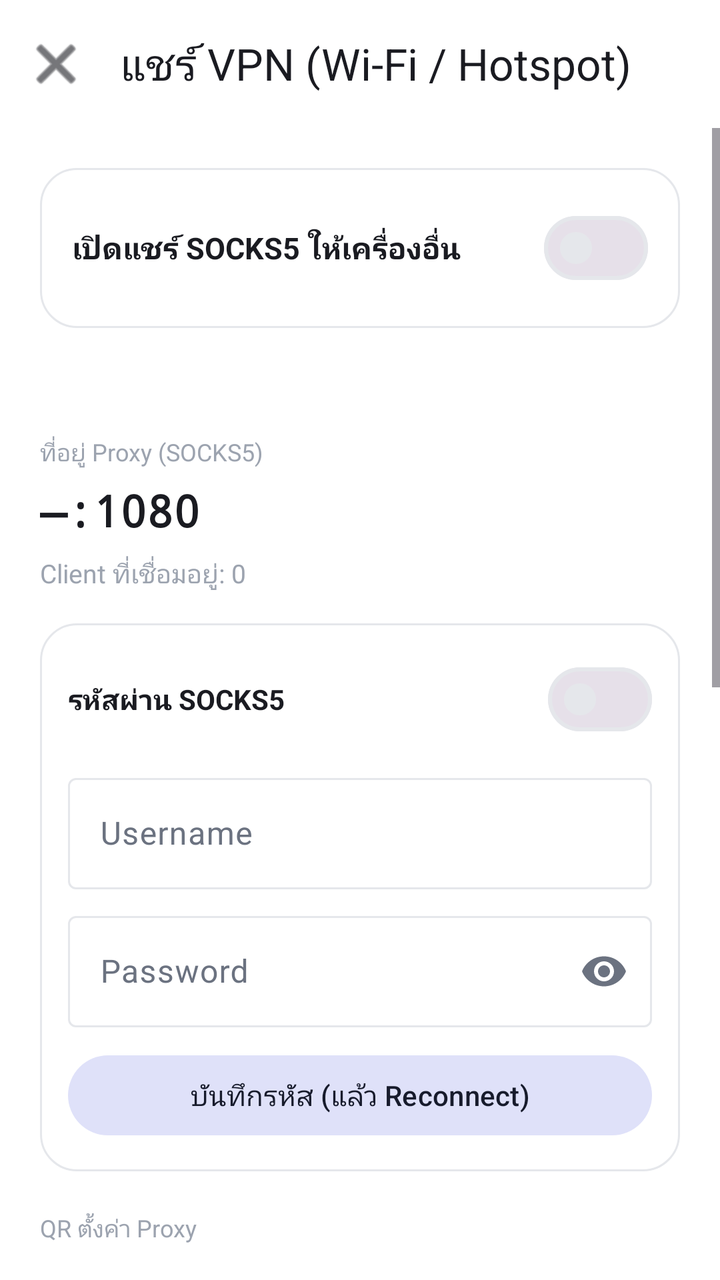
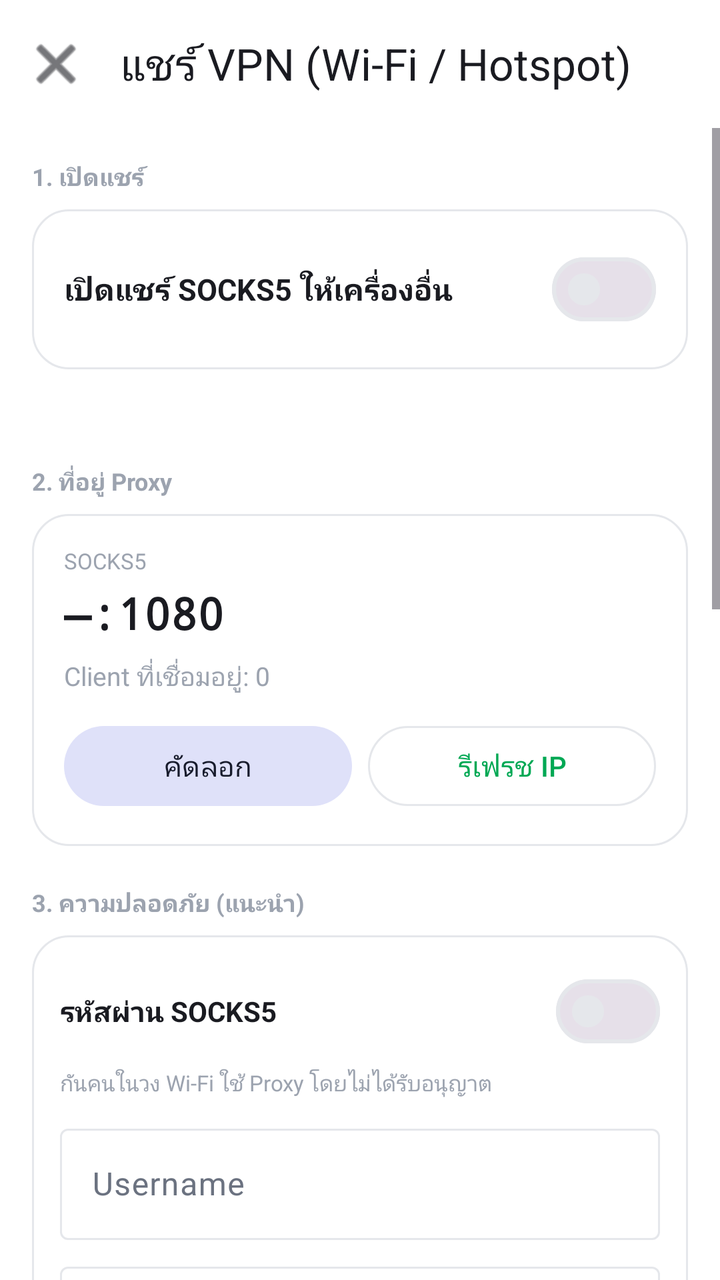

Before-and-after screenshots of an Android layout around one commit, followed by the original layout XML and the change that was made.
<!-- AndroidManifest.xml: application theme Theme.MyApp -->
<!-- res/layout/activity_share_wifi.xml -->
<?xml version="1.0" encoding="utf-8"?>
<LinearLayout xmlns:android="http://schemas.android.com/apk/res/android"
    xmlns:app="http://schemas.android.com/apk/res-auto"
    android:layout_width="match_parent"
    android:layout_height="match_parent"
    android:background="@color/window_background"
    android:orientation="vertical">

    <com.google.android.material.appbar.MaterialToolbar
        android:id="@+id/toolbar"
        android:layout_width="match_parent"
        android:layout_height="?attr/actionBarSize"
        android:background="@color/window_background"
        app:navigationIcon="@android:drawable/ic_menu_close_clear_cancel"
        app:navigationIconTint="@color/text_primary"
        app:title="แชร์ VPN (Wi‑Fi / Hotspot)"
        app:titleTextColor="@color/text_primary" />

    <ScrollView
        android:layout_width="match_parent"
        android:layout_height="match_parent"
        android:fillViewport="true">

        <LinearLayout
            android:layout_width="match_parent"
            android:layout_height="wrap_content"
            android:orientation="vertical"
            android:padding="20dp">

            <LinearLayout
                android:layout_width="match_parent"
                android:layout_height="wrap_content"
                android:background="@drawable/bg_dark_card"
                android:gravity="center_vertical"
                android:orientation="horizontal"
                android:padding="16dp">

                <TextView
                    android:layout_width="0dp"
                    android:layout_height="wrap_content"
                    android:layout_weight="1"
                    android:text="เปิดแชร์ SOCKS5 ให้เครื่องอื่น"
                    android:textColor="@color/text_primary"
                    android:textSize="15sp"
                    android:textStyle="bold" />

                <com.google.android.material.materialswitch.MaterialSwitch
                    android:id="@+id/switchShare"
                    android:layout_width="wrap_content"
                    android:layout_height="wrap_content" />
            </LinearLayout>

            <TextView
                android:id="@+id/txtStatus"
                android:layout_width="match_parent"
                android:layout_height="wrap_content"
                android:layout_marginTop="16dp"
                android:textColor="@color/accent_green"
                android:textSize="13sp" />

            <TextView
                android:layout_width="match_parent"
                android:layout_height="wrap_content"
                android:layout_marginTop="20dp"
                android:text="ที่อยู่ Proxy (SOCKS5)"
                android:textColor="@color/text_muted"
                android:textSize="12sp" />

            <TextView
                android:id="@+id/txtAddress"
                android:layout_width="match_parent"
                android:layout_height="wrap_content"
                android:layout_marginTop="6dp"
                android:fontFamily="monospace"
                android:text="—:1080"
                android:textColor="@color/text_primary"
                android:textSize="22sp"
                android:textStyle="bold" />


            <TextView
                android:id="@+id/txtClients"
                android:layout_width="match_parent"
                android:layout_height="wrap_content"
                android:layout_marginTop="8dp"
                android:text="Client ที่เชื่อมอยู่: 0"
                android:textColor="@color/text_muted"
                android:textSize="13sp" />

            
            <LinearLayout
                android:layout_width="match_parent"
                android:layout_height="wrap_content"
                android:layout_marginTop="16dp"
                android:background="@drawable/bg_dark_card"
                android:orientation="vertical"
                android:padding="14dp">

                <LinearLayout
                    android:layout_width="match_parent"
                    android:layout_height="wrap_content"
                    android:gravity="center_vertical"
                    android:orientation="horizontal">

                    <TextView
                        android:layout_width="0dp"
                        android:layout_height="wrap_content"
                        android:layout_weight="1"
                        android:text="รหัสผ่าน SOCKS5"
                        android:textColor="@color/text_primary"
                        android:textSize="14sp"
                        android:textStyle="bold" />

                    <com.google.android.material.materialswitch.MaterialSwitch
                        android:id="@+id/switchAuth"
                        android:layout_width="wrap_content"
                        android:layout_height="wrap_content" />
                </LinearLayout>

                <com.google.android.material.textfield.TextInputLayout
                    android:id="@+id/tilUser"
                    android:layout_width="match_parent"
                    android:layout_height="wrap_content"
                    android:layout_marginTop="10dp"
                    android:hint="Username">

                    <com.google.android.material.textfield.TextInputEditText
                        android:id="@+id/edtUser"
                        android:layout_width="match_parent"
                        android:layout_height="wrap_content"
                        android:inputType="text"
                        android:maxLines="1" />
                </com.google.android.material.textfield.TextInputLayout>

                <com.google.android.material.textfield.TextInputLayout
                    android:id="@+id/tilPass"
                    android:layout_width="match_parent"
                    android:layout_height="wrap_content"
                    android:layout_marginTop="8dp"
                    android:hint="Password"
                    app:endIconMode="password_toggle">

                    <com.google.android.material.textfield.TextInputEditText
                        android:id="@+id/edtPass"
                        android:layout_width="match_parent"
                        android:layout_height="wrap_content"
                        android:inputType="textPassword"
                        android:maxLines="1" />
                </com.google.android.material.textfield.TextInputLayout>

                <com.google.android.material.button.MaterialButton
                    android:id="@+id/btnSaveAuth"
                    style="@style/Widget.Material3.Button.TonalButton"
                    android:layout_width="match_parent"
                    android:layout_height="wrap_content"
                    android:layout_marginTop="10dp"
                    android:text="บันทึกรหัส (แล้ว Reconnect)" />
            </LinearLayout>

            
            <TextView
                android:layout_width="match_parent"
                android:layout_height="wrap_content"
                android:layout_marginTop="20dp"
                android:text="QR ตั้งค่า Proxy"
                android:textColor="@color/text_muted"
                android:textSize="12sp" />

            <ImageView
                android:id="@+id/imgQr"
                android:layout_width="200dp"
                android:layout_height="200dp"
                android:layout_gravity="center_horizontal"
                android:layout_marginTop="10dp"
                android:background="#FFFFFF"
                android:contentDescription="QR"
                android:padding="10dp"
                android:scaleType="fitCenter" />

            <TextView
                android:id="@+id/txtQrHint"
                android:layout_width="match_parent"
                android:layout_height="wrap_content"
                android:layout_marginTop="6dp"
                android:gravity="center"
                android:textColor="@color/text_muted"
                android:textSize="11sp" />


            
            <TextView
                android:layout_width="match_parent"
                android:layout_height="wrap_content"
                android:layout_marginTop="18dp"
                android:text="ตั้งค่ามือ (ไม่ต้องสแกน QR)"
                android:textColor="@color/text_muted"
                android:textSize="12sp" />

            <LinearLayout
                android:layout_width="match_parent"
                android:layout_height="wrap_content"
                android:layout_marginTop="8dp"
                android:background="@drawable/bg_dark_card"
                android:orientation="vertical"
                android:padding="14dp">

                <TextView
                    android:id="@+id/txtManualHost"
                    android:layout_width="match_parent"
                    android:layout_height="wrap_content"
                    android:fontFamily="monospace"
                    android:text="โฮสต์: —"
                    android:textColor="@color/text_primary"
                    android:textSize="14sp" />

                <TextView
                    android:id="@+id/txtManualPort"
                    android:layout_width="match_parent"
                    android:layout_height="wrap_content"
                    android:layout_marginTop="4dp"
                    android:fontFamily="monospace"
                    android:text="พอร์ต: 1080"
                    android:textColor="@color/text_primary"
                    android:textSize="14sp" />

                <TextView
                    android:id="@+id/txtManualUser"
                    android:layout_width="match_parent"
                    android:layout_height="wrap_content"
                    android:layout_marginTop="4dp"
                    android:fontFamily="monospace"
                    android:text="Username: —"
                    android:textColor="@color/text_primary"
                    android:textSize="14sp" />

                <TextView
                    android:id="@+id/txtManualPass"
                    android:layout_width="match_parent"
                    android:layout_height="wrap_content"
                    android:layout_marginTop="4dp"
                    android:fontFamily="monospace"
                    android:text="Password: —"
                    android:textColor="@color/text_primary"
                    android:textSize="14sp" />

                <LinearLayout
                    android:layout_width="match_parent"
                    android:layout_height="wrap_content"
                    android:layout_marginTop="12dp"
                    android:orientation="horizontal">

                    <com.google.android.material.button.MaterialButton
                        android:id="@+id/btnCopyHost"
                        style="@style/Widget.Material3.Button.OutlinedButton"
                        android:layout_width="0dp"
                        android:layout_height="wrap_content"
                        android:layout_marginEnd="6dp"
                        android:layout_weight="1"
                        android:text="คัดลอกโฮสต์"
                        android:textSize="11sp" />

                    <com.google.android.material.button.MaterialButton
                        android:id="@+id/btnCopyPass"
                        style="@style/Widget.Material3.Button.OutlinedButton"
                        android:layout_width="0dp"
                        android:layout_height="wrap_content"
                        android:layout_weight="1"
                        android:text="คัดลอกรหัส"
                        android:textSize="11sp" />
                </LinearLayout>

                <com.google.android.material.button.MaterialButton
                    android:id="@+id/btnShareText"
                    style="@style/Widget.Material3.Button.TonalButton"
                    android:layout_width="match_parent"
                    android:layout_height="wrap_content"
                    android:layout_marginTop="8dp"
                    android:text="แชร์ข้อความตั้งค่าไปเครื่องอื่น" />
            </LinearLayout>

            <LinearLayout
                android:layout_width="match_parent"
                android:layout_height="wrap_content"
                android:layout_marginTop="12dp"
                android:orientation="horizontal">

                <com.google.android.material.button.MaterialButton
                    android:id="@+id/btnCopy"
                    style="@style/Widget.Material3.Button.TonalButton"
                    android:layout_width="0dp"
                    android:layout_height="wrap_content"
                    android:layout_marginEnd="8dp"
                    android:layout_weight="1"
                    android:text="คัดลอก" />

                <com.google.android.material.button.MaterialButton
                    android:id="@+id/btnRefresh"
                    style="@style/Widget.Material3.Button.OutlinedButton"
                    android:layout_width="0dp"
                    android:layout_height="wrap_content"
                    android:layout_weight="1"
                    android:text="รีเฟรช IP" />
            </LinearLayout>

            <TextView
                android:id="@+id/txtGuide"
                android:layout_width="match_parent"
                android:layout_height="wrap_content"
                android:layout_marginTop="24dp"
                android:lineSpacingExtra="3dp"
                android:textColor="@color/text_secondary"
                android:textSize="13sp" />
        </LinearLayout>
    </ScrollView>
</LinearLayout>
<!-- resources referenced by this layout -->
<resources>
  <color name="accent_green">#00A854</color>
  <color name="text_muted">#9CA3AF</color>
  <color name="text_primary">#1A1B21</color>
  <color name="text_secondary">#6B7280</color>
  <color name="window_background">#FFFFFF</color>
  <!-- drawable bg_dark_card (drawable) -->
  <?xml version="1.0" encoding="utf-8"?>
  <shape xmlns:android="http://schemas.android.com/apk/res/android"
      android:shape="rectangle">
      <solid android:color="@color/card_background" />
      <corners android:radius="18dp" />
      <stroke
          android:width="1dp"
          android:color="@color/divider" />
  </shape>
  <style name="Theme.MyApp" parent="Theme.Material3.DayNight.NoActionBar">
          <item name="colorPrimary">@color/accent_green</item>
          <item name="colorOnPrimary">#FFFFFF</item>
          <item name="colorPrimaryContainer">@color/md_theme_primary_container</item>
          <item name="colorOnPrimaryContainer">@color/md_theme_on_primary_container</item>
          <item name="colorSecondary">@color/md_theme_secondary</item>
          <item name="colorOnSecondary">@color/md_theme_on_secondary</item>
          <item name="colorSecondaryContainer">@color/md_theme_secondary_container</item>
          <item name="colorOnSecondaryContainer">@color/md_theme_on_secondary_container</item>
          <item name="colorTertiary">@color/md_theme_tertiary</item>
          <item name="colorOnTertiary">@color/md_theme_on_tertiary</item>
          <item name="colorError">@color/md_theme_error</item>
          <item name="colorOnError">@color/md_theme_on_error</item>
          <item name="android:colorBackground">@color/window_background</item>
          <item name="colorOnBackground">@color/text_primary</item>
          <item name="colorSurface">@color/card_background</item>
          <item name="colorOnSurface">@color/text_primary</item>
          <item name="colorSurfaceVariant">@color/md_theme_surface_variant</item>
          <item name="colorOnSurfaceVariant">@color/text_secondary</item>
          <item name="colorOutline">@color/divider</item>
          <item name="android:statusBarColor">@color/status_bar</item>
          <item name="android:navigationBarColor">@color/bottom_nav_background</item>
          <item name="android:windowBackground">@color/window_background</item>
          <item name="android:windowLightStatusBar">true</item>
      </style>
  <color name="card_background">#FFFFFF</color>
  <color name="divider">#E5E7EB</color>
  <color name="md_theme_primary_container">#E0E0FF</color>
  <color name="md_theme_on_primary_container">#12134A</color>
  <color name="md_theme_secondary">#5A5D72</color>
  <color name="md_theme_on_secondary">#FFFFFF</color>
  <color name="md_theme_secondary_container">#DFE1F9</color>
  <color name="md_theme_on_secondary_container">#171B2C</color>
  <color name="md_theme_tertiary">#006B5F</color>
  <color name="md_theme_on_tertiary">#FFFFFF</color>
  <color name="md_theme_error">#BA1A1A</color>
  <color name="md_theme_on_error">#FFFFFF</color>
  <color name="md_theme_surface_variant">#E3E1EC</color>
  <color name="status_bar">#FFFFFF</color>
  <color name="bottom_nav_background">#FFFFFF</color>
</resources>

<!-- the commit's change to res/layout/activity_share_wifi.xml (unified diff, before → after) -->
@@ -19,17 +19,29 @@
     <ScrollView
         android:layout_width="match_parent"
         android:layout_height="match_parent"
-        android:fillViewport="true">
+        android:fillViewport="true"
+        android:clipToPadding="false">
 
         <LinearLayout
             android:layout_width="match_parent"
             android:layout_height="wrap_content"
             android:orientation="vertical"
-            android:padding="20dp">
-
-            <LinearLayout
-                android:layout_width="match_parent"
-                android:layout_height="wrap_content"
+            android:padding="16dp"
+            android:paddingBottom="32dp">
+
+            
+            <TextView
+                android:layout_width="match_parent"
+                android:layout_height="wrap_content"
+                android:text="1. เปิดแชร์"
+                android:textColor="@color/text_muted"
+                android:textSize="12sp"
+                android:textStyle="bold" />
+
+            <LinearLayout
+                android:layout_width="match_parent"
+                android:layout_height="wrap_content"
+                android:layout_marginTop="8dp"
                 android:background="@drawable/bg_dark_card"
                 android:gravity="center_vertical"
                 android:orientation="horizontal"
@@ -54,44 +66,95 @@
                 android:id="@+id/txtStatus"
                 android:layout_width="match_parent"
                 android:layout_height="wrap_content"
-                android:layout_marginTop="16dp"
+                android:layout_marginTop="10dp"
+                android:lineSpacingExtra="2dp"
                 android:textColor="@color/accent_green"
                 android:textSize="13sp" />
 
+            
             <TextView
                 android:layout_width="match_parent"
                 android:layout_height="wrap_content"
                 android:layout_marginTop="20dp"
-                android:text="ที่อยู่ Proxy (SOCKS5)"
-                android:textColor="@color/text_muted"
-                android:textSize="12sp" />
-
-            <TextView
-                android:id="@+id/txtAddress"
-                android:layout_width="match_parent"
-                android:layout_height="wrap_content"
-                android:layout_marginTop="6dp"
-                android:fontFamily="monospace"
-                android:text="—:1080"
-                android:textColor="@color/text_primary"
-                android:textSize="22sp"
-                android:textStyle="bold" />
-
-
-            <TextView
-                android:id="@+id/txtClients"
-                android:layout_width="match_parent"
-                android:layout_height="wrap_content"
-                android:layout_marginTop="8dp"
-                android:text="Client ที่เชื่อมอยู่: 0"
-                android:textColor="@color/text_muted"
-                android:textSize="13sp" />
-
-            
-            <LinearLayout
-                android:layout_width="match_parent"
-                android:layout_height="wrap_content"
-                android:layout_marginTop="16dp"
+                android:text="2. ที่อยู่ Proxy"
+                android:textColor="@color/text_muted"
+                android:textSize="12sp"
+                android:textStyle="bold" />
+
+            <LinearLayout
+                android:layout_width="match_parent"
+                android:layout_height="wrap_content"
+                android:layout_marginTop="8dp"
+                android:background="@drawable/bg_dark_card"
+                android:orientation="vertical"
+                android:padding="16dp">
+
+                <TextView
+                    android:layout_width="match_parent"
+                    android:layout_height="wrap_content"
+                    android:text="SOCKS5"
+                    android:textColor="@color/text_muted"
+                    android:textSize="11sp" />
+
+                <TextView
+                    android:id="@+id/txtAddress"
+                    android:layout_width="match_parent"
+                    android:layout_height="wrap_content"
+                    android:layout_marginTop="4dp"
+                    android:fontFamily="monospace"
+                    android:text="—:1080"
+                    android:textColor="@color/text_primary"
+                    android:textSize="22sp"
+                    android:textStyle="bold" />
+
+                <TextView
+                    android:id="@+id/txtClients"
+                    android:layout_width="match_parent"
+                    android:layout_height="wrap_content"
+                    android:layout_marginTop="8dp"
+                    android:text="Client ที่เชื่อมอยู่: 0"
+                    android:textColor="@color/text_muted"
+                    android:textSize="13sp" />
+
+                <LinearLayout
+                    android:layout_width="match_parent"
+                    android:layout_height="wrap_content"
+                    android:layout_marginTop="12dp"
+                    android:orientation="horizontal">
+
+                    <com.google.android.material.button.MaterialButton
+                        android:id="@+id/btnCopy"
+                        style="@style/Widget.Material3.Button.TonalButton"
+                        android:layout_width="0dp"
+                        android:layout_height="wrap_content"
+                        android:layout_marginEnd="8dp"
+                        android:layout_weight="1"
+                        android:text="คัดลอก" />
+
+                    <com.google.android.material.button.MaterialButton
+                        android:id="@+id/btnRefresh"
+                        style="@style/Widget.Material3.Button.OutlinedButton"
+                        android:layout_width="0dp"
+                        android:layout_height="wrap_content"
+                        android:layout_weight="1"
+                        android:text="รีเฟรช IP" />
+                </LinearLayout>
+            </LinearLayout>
+
+            
+            <TextView
+                android:layout_width="match_parent"
+                android:layout_height="wrap_content"
+                android:layout_marginTop="20dp"
+                android:text="3. ความปลอดภัย (แนะนำ)"
+                android:textColor="@color/text_muted"
+                android:textSize="12sp"
+                android:textStyle="bold" />
+
+            <LinearLayout
+                android:layout_width="match_parent"
+                android:layout_height="wrap_content"
+                android:layout_marginTop="8dp"
                 android:background="@drawable/bg_dark_card"
                 android:orientation="vertical"
                 android:padding="14dp">
@@ -117,6 +180,14 @@
                         android:layout_height="wrap_content" />
                 </LinearLayout>
 
+                <TextView
+                    android:layout_width="match_parent"
+                    android:layout_height="wrap_content"
+                    android:layout_marginTop="4dp"
+                    android:text="กันคนในวง Wi‑Fi ใช้ Proxy โดยไม่ได้รับอนุญาต"
+                    android:textColor="@color/text_muted"
+                    android:textSize="11sp" />
+
                 <com.google.android.material.textfield.TextInputLayout
                     android:id="@+id/tilUser"
                     android:layout_width="match_parent"
@@ -162,52 +233,71 @@
                 android:layout_width="match_parent"
                 android:layout_height="wrap_content"
                 android:layout_marginTop="20dp"
-                android:text="QR ตั้งค่า Proxy"
-                android:textColor="@color/text_muted"
-                android:textSize="12sp" />
-
-            <ImageView
-                android:id="@+id/imgQr"
-                android:layout_width="200dp"
-                android:layout_height="200dp"
-                android:layout_gravity="center_horizontal"
+                android:text="4. ส่งค่าไปเครื่องลูก"
+                android:textColor="@color/text_muted"
+                android:textSize="12sp"
+                android:textStyle="bold" />
+
+            
+            <LinearLayout
+                android:layout_width="match_parent"
+                android:layout_height="wrap_content"
+                android:layout_marginTop="8dp"
+                android:background="@drawable/bg_dark_card"
+                android:gravity="center_horizontal"
+                android:orientation="vertical"
+                android:padding="16dp">
+
+                <TextView
+                    android:layout_width="match_parent"
+                    android:layout_height="wrap_content"
+                    android:text="สแกนด้วยแอป Tunnel Mate Client"
+                    android:textColor="@color/text_primary"
+                    android:textSize="14sp"
+                    android:textStyle="bold" />
+
+                <ImageView
+                    android:id="@+id/imgQr"
+                    android:layout_width="200dp"
+                    android:layout_height="200dp"
+                    android:layout_marginTop="12dp"
+                    android:background="#FFFFFF"
+                    android:contentDescription="QR"
+                    android:padding="10dp"
+                    android:scaleType="fitCenter" />
+
+                <TextView
+                    android:id="@+id/txtQrHint"
+                    android:layout_width="match_parent"
+                    android:layout_height="wrap_content"
+                    android:layout_marginTop="8dp"
+                    android:gravity="center"
+                    android:textColor="@color/text_muted"
+                    android:textSize="11sp" />
+            </LinearLayout>
+
+            
+            <LinearLayout
+                android:layout_width="match_parent"
+                android:layout_height="wrap_content"
                 android:layout_marginTop="10dp"
-                android:background="#FFFFFF"
-                android:contentDescription="QR"
-                android:padding="10dp"
-                android:scaleType="fitCenter" />
-
-            <TextView
-                android:id="@+id/txtQrHint"
-                android:layout_width="match_parent"
-                android:layout_height="wrap_content"
-                android:layout_marginTop="6dp"
-                android:gravity="center"
-                android:textColor="@color/text_muted"
-                android:textSize="11sp" />
-
-
-            
-            <TextView
-                android:layout_width="match_parent"
-                android:layout_height="wrap_content"
-                android:layout_marginTop="18dp"
-                android:text="ตั้งค่ามือ (ไม่ต้องสแกน QR)"
-                android:textColor="@color/text_muted"
-                android:textSize="12sp" />
-
-            <LinearLayout
-                android:layout_width="match_parent"
-                android:layout_height="wrap_content"
-                android:layout_marginTop="8dp"
                 android:background="@drawable/bg_dark_card"
                 android:orientation="vertical"
                 android:padding="14dp">
 
                 <TextView
+                    android:layout_width="match_parent"
+                    android:layout_height="wrap_content"
+                    android:text="ตั้งค่ามือ (ไม่ต้องสแกน QR)"
+                    android:textColor="@color/text_primary"
+                    android:textSize="14sp"
+                    android:textStyle="bold" />
+
+                <TextView
                     android:id="@+id/txtManualHost"
                     android:layout_width="match_parent"
                     android:layout_height="wrap_content"
+                    android:layout_marginTop="10dp"
                     android:fontFamily="monospace"
                     android:text="โฮสต์: —"
                     android:textColor="@color/text_primary"
@@ -254,7 +344,7 @@
                         style="@style/Widget.Material3.Button.OutlinedButton"
                         android:layout_width="0dp"
                         android:layout_height="wrap_content"
-                        android:layout_marginEnd="6dp"
+                        android:layout_marginEnd="8dp"
                         android:layout_weight="1"
                         android:text="คัดลอกโฮสต์"
                         android:textSize="11sp" />
@@ -278,35 +368,21 @@
                     android:text="แชร์ข้อความตั้งค่าไปเครื่องอื่น" />
             </LinearLayout>
 
-            <LinearLayout
-                android:layout_width="match_parent"
-                android:layout_height="wrap_content"
-                android:layout_marginTop="12dp"
-                android:orientation="horizontal">
-
-                <com.google.android.material.button.MaterialButton
-                    android:id="@+id/btnCopy"
-                    style="@style/Widget.Material3.Button.TonalButton"
-                    android:layout_width="0dp"
-                    android:layout_height="wrap_content"
-                    android:layout_marginEnd="8dp"
-                    android:layout_weight="1"
-                    android:text="คัดลอก" />
-
-                <com.google.android.material.button.MaterialButton
-                    android:id="@+id/btnRefresh"
-                    style="@style/Widget.Material3.Button.OutlinedButton"
-                    android:layout_width="0dp"
-                    android:layout_height="wrap_content"
-                    android:layout_weight="1"
-                    android:text="รีเฟรช IP" />
-            </LinearLayout>
+            
+            <TextView
+                android:layout_width="match_parent"
+                android:layout_height="wrap_content"
+                android:layout_marginTop="20dp"
+                android:text="5. วิธีใช้"
+                android:textColor="@color/text_muted"
+                android:textSize="12sp"
+                android:textStyle="bold" />
 
             <TextView
                 android:id="@+id/txtGuide"
                 android:layout_width="match_parent"
                 android:layout_height="wrap_content"
-                android:layout_marginTop="24dp"
+                android:layout_marginTop="8dp"
                 android:lineSpacingExtra="3dp"
                 android:textColor="@color/text_secondary"
                 android:textSize="13sp" />
